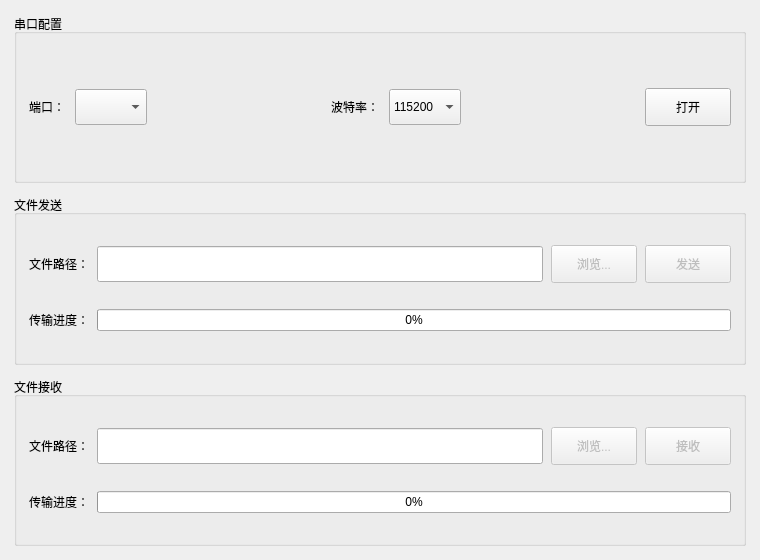
This is src/ui/widget.ui in luhuadong/WhYModem as Qt 5 draws it before an edit. The edited form follows.
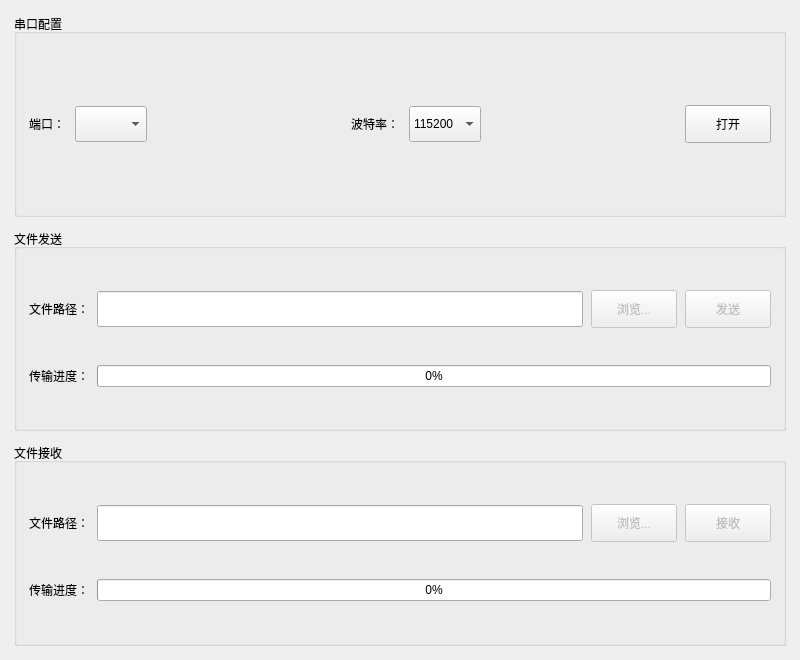
This is the edited form.

Diff of the .ui file:
```diff
--- a/src/ui/widget.ui
+++ b/src/ui/widget.ui
@@ -6,14 +6,14 @@
    <rect>
     <x>0</x>
     <y>0</y>
-    <width>760</width>
-    <height>560</height>
+    <width>800</width>
+    <height>660</height>
    </rect>
   </property>
   <property name="minimumSize">
    <size>
-    <width>700</width>
-    <height>520</height>
+    <width>760</width>
+    <height>620</height>
    </size>
   </property>
   <property name="windowTitle">
```
